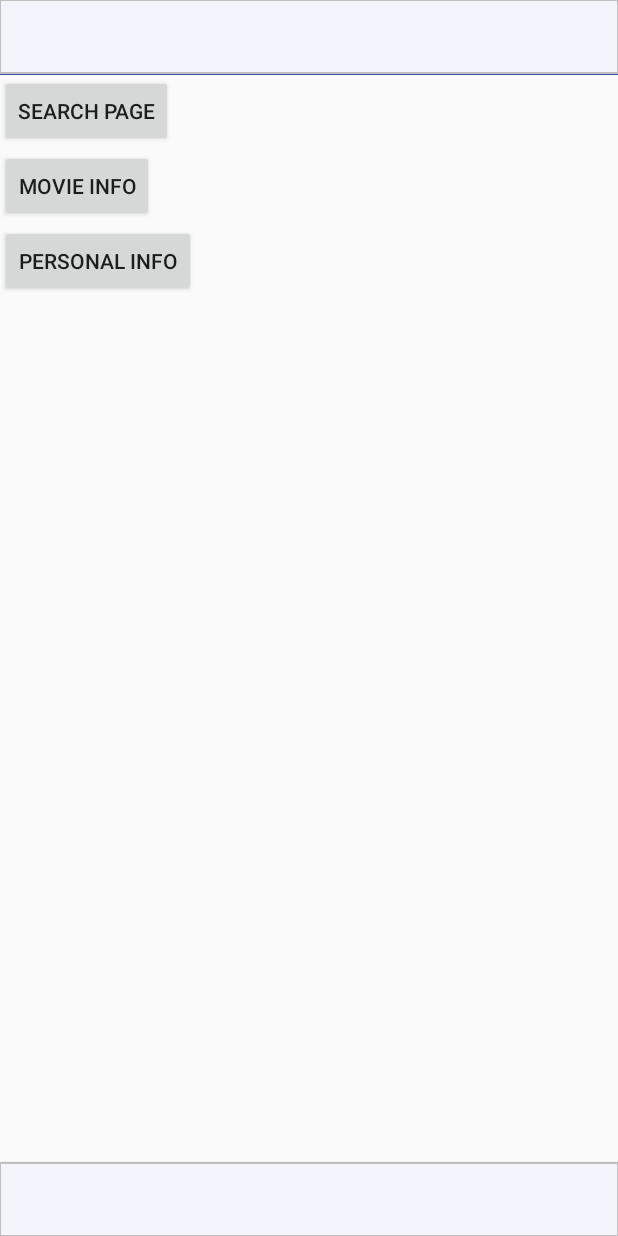
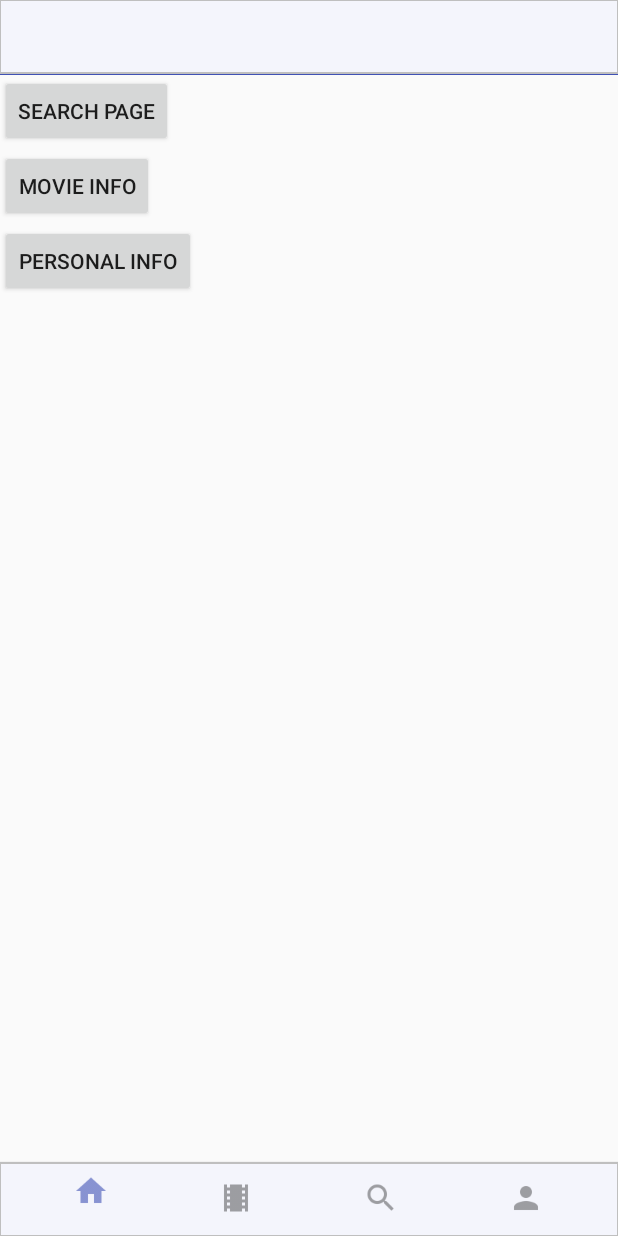
Before and after one commit to superLionn/TOPmovie, an Android app: the screen it shows after launch (homeActivity), on a phone screen of 412 x 824 dp. Run offline under Robolectric (Android 15) with nearby library versions, the phone set to English and light mode, and no system bars.

Commit message:
update navigation bar

```diff
--- a/app/build.gradle
+++ b/app/build.gradle
@@ -24,7 +24,7 @@ dependencies {
     implementation 'com.android.support.constraint:constraint-layout:1.1.0'
     testImplementation 'junit:junit:4.12'
     androidTestImplementation 'com.android.support.test:runner:1.0.2'
-    androidTestImplementation 'com.android.support.test.espresso:espresso-core:3.0.2'
+    androidTestImplementation 'com.android.support.test.espresso:espresso-core:3.2.0'
 
     //Design library for Coordinator Layout and Toolbars
     compile 'com.android.support:design:27.1.1'
--- a/app/src/main/res/layout/layout_bottom_navigation_view.xml
+++ b/app/src/main/res/layout/layout_bottom_navigation_view.xml
@@ -1,4 +1,5 @@
-<merge xmlns:android="http://schemas.android.com/apk/res/android">
+<merge xmlns:android="http://schemas.android.com/apk/res/android"
+    xmlns:app="http://schemas.android.com/apk/res-auto">
 
     <RelativeLayout
         android:layout_width="match_parent"
@@ -9,7 +10,8 @@
             android:id="@+id/bottomNavViewBar"
             android:layout_width="match_parent"
             android:layout_height="match_parent"
-            android:background="@drawable/white_grey_border_top">
+            android:background="@drawable/white_grey_border_top"
+            app:menu="@menu/bottom_navigation_menu">
 
         </android.support.design.widget.BottomNavigationView>
 
--- a/app/src/main/res/menu/bottom_navigation_menu.xml
+++ b/app/src/main/res/menu/bottom_navigation_menu.xml
@@ -1,4 +1,24 @@
 <?xml version="1.0" encoding="utf-8"?>
 <menu xmlns:android="http://schemas.android.com/apk/res/android">
 
+    <item
+        android:id="@+id/ic_home"
+        android:icon="@drawable/ic_home"
+        android:title="">
+    </item>
+    <item
+        android:id="@+id/ic_movie"
+        android:icon="@drawable/ic_movie"
+        android:title="">
+    </item>
+    <item
+        android:id="@+id/ic_search"
+        android:icon="@drawable/ic_search"
+        android:title="">
+    </item>
+    <item
+        android:id="@+id/ic_user"
+        android:icon="@drawable/ic_user"
+        android:title="">
+    </item>
 </menu>
```
Also changed, not shown: app/src/main/res/drawable-hdpi/ic_home.png (added), app/src/main/res/drawable-hdpi/ic_movie.png (added), app/src/main/res/drawable-hdpi/ic_search.png (added), app/src/main/res/drawable-hdpi/ic_user.png (added), app/src/main/res/drawable-mdpi/ic_home.png (added), app/src/main/res/drawable-mdpi/ic_movie.png (added), app/src/main/res/drawable-mdpi/ic_search.png (added), app/src/main/res/drawable-mdpi/ic_user.png (added), app/src/main/res/drawable-xhdpi/ic_home.png (added), app/src/main/res/drawable-xhdpi/ic_movie.png (added), app/src/main/res/drawable-xhdpi/ic_search.png (added), app/src/main/res/drawable-xhdpi/ic_user.png (added), app/src/main/res/drawable-xxhdpi/ic_home.png (added), app/src/main/res/drawable-xxhdpi/ic_movie.png (added), 2 more files.
